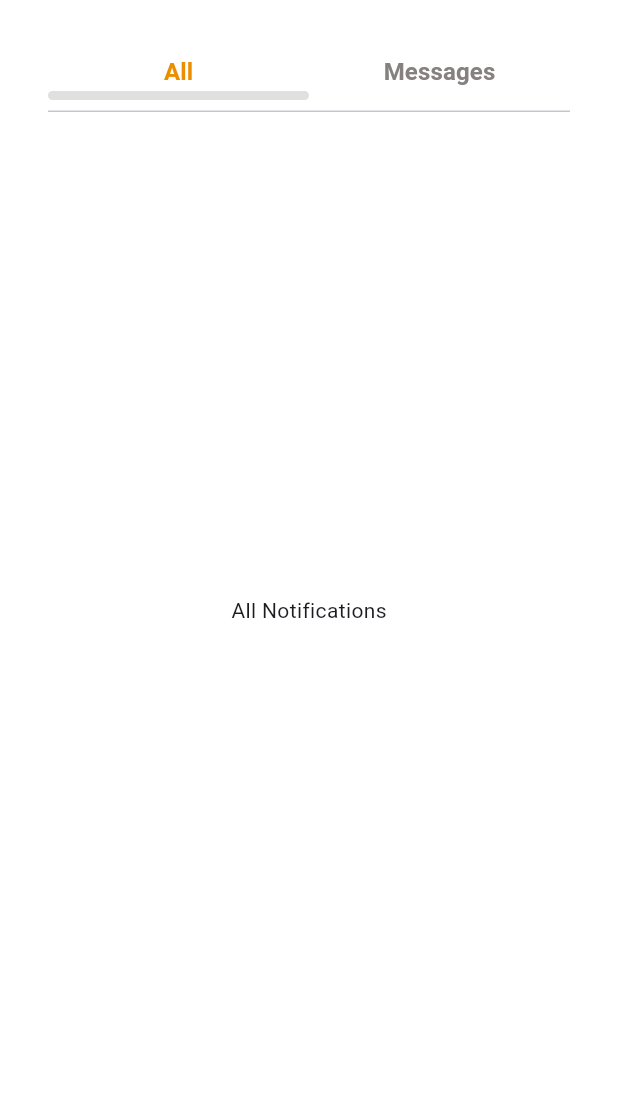
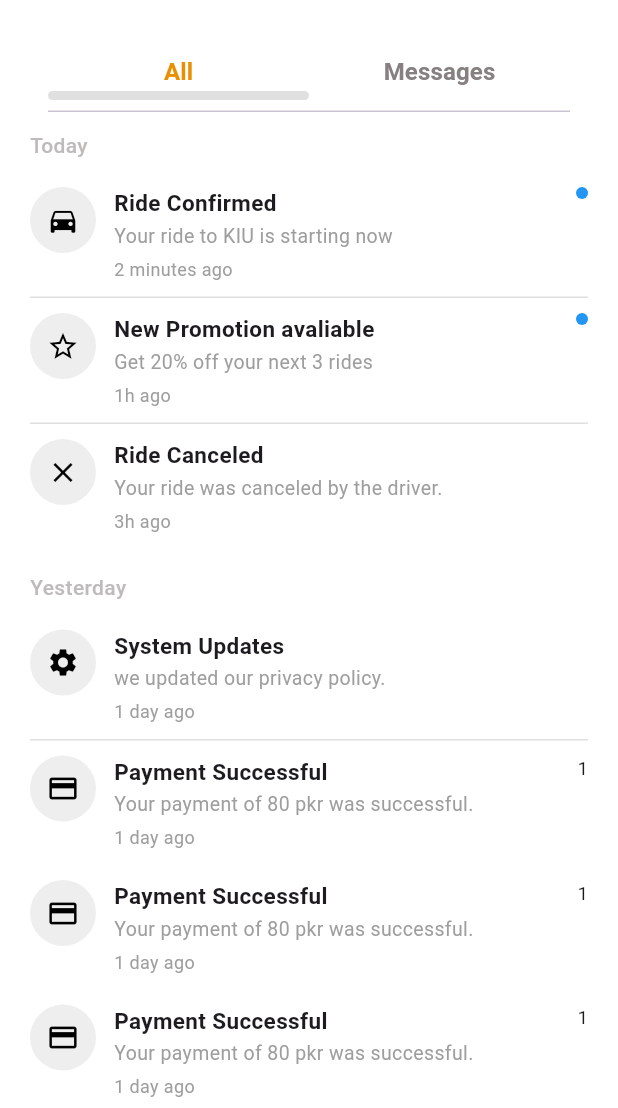
Before and after one commit to Qadreen-Ali/gb_ride, a Flutter app: the NotificationScreen screen opened by its route, on a phone screen of 412 x 824 dp, the part 128-1236 px from its top. Run offline on Flutter 3.47's test engine with Material 3 defaults, Android fonts, the phone set to English and light mode, and no system bars; our stand-ins replace firebase_core, flutter_map, flutter_typeahead, geocoding, geolocator, latlong2 and 1 more; missing offline and left inert: solar_icon_pack; accounts and stored records are empty.

Commit message:
added notification files in notifications

```diff
--- a/lib/main.dart
+++ b/lib/main.dart
@@ -3,7 +3,7 @@ import 'package:gb_ride/common/bottom_navbar.dart';
 // import 'package:gb_ride/setting/help_screen.dart';
 import 'package:gb_ride/setting/profile_screen.dart';
 import 'package:gb_ride/setting/setting_screen.dart';
-import 'package:gb_ride/view/auth/common/notification_screen.dart';
+import 'package:gb_ride/view/module/notifications/notification_screen.dart';
 // import 'package:gb_ride/setting/profile_screen.dart';
 import 'package:gb_ride/view/auth/login_screen.dart';
 import 'package:gb_ride/view/auth/otp_verification_screen.dart';
--- a/lib/utils/constants/color_string.dart
+++ b/lib/utils/constants/color_string.dart
@@ -19,4 +19,5 @@ class GBColor {
   static const Color yellow = Color(0xFFFFCC00);
   static const Color green = Color(0xFF319F43);
   static const Color textFieldText = Color(0xFF868080);
+  static const Color lightGrey = Color.fromARGB(255, 217, 217, 217);
 }
--- /dev/null
+++ b/lib/view/module/notifications/all_notifications_screen.dart
@@ -0,0 +1,131 @@
+import 'package:flutter/material.dart';
+import 'package:gb_ride/utils/constants/color_string.dart';
+import 'package:gb_ride/view/module/notifications/notification_tile.dart';
+
+class AllNotificationScreen extends StatelessWidget {
+  const AllNotificationScreen({super.key});
+
+  @override
+  Widget build(BuildContext context) {
+    return ListView(
+      padding: const EdgeInsets.symmetric(horizontal: 20, vertical: 12),
+      children: [
+        _sectionTitle('Today'),
+
+        const NotificationTile(
+          icon: Icons.directions_car,
+          title: "Ride Confirmed",
+          subtitle: 'Your ride to KIU is starting now',
+          time: '2 minutes ago',
+          unread: true,
+        ),
+
+        _divider(),
+        const NotificationTile(
+          icon: Icons.star_border,
+          title: 'New Promotion avaliable',
+          subtitle: 'Get 20% off your next 3 rides',
+          time: '1h ago',
+          unread: true,
+        ),
+
+        _divider(),
+
+        const NotificationTile(
+          icon: Icons.close,
+          title: 'Ride Canceled',
+          subtitle: 'Your ride was canceled by the driver.',
+          time: '3h ago',
+        ),
+
+        const SizedBox(height: 16),
+        _sectionTitle('Yesterday'),
+
+        const NotificationTile(
+          icon: Icons.settings,
+          title: 'System Updates',
+          subtitle: 'we updated our privacy policy.',
+          time: '1 day ago',
+        ),
+
+        _divider(),
+
+        const NotificationTile(
+          icon: Icons.credit_card,
+          title: 'Payment Successful',
+          subtitle: 'Your payment of 80 pkr was successful.',
+          time: '1 day ago',
+          trailingText: '1',
+        ),
+        const NotificationTile(
+          icon: Icons.credit_card,
+          title: 'Payment Successful',
+          subtitle: 'Your payment of 80 pkr was successful.',
+          time: '1 day ago',
+          trailingText: '1',
+        ),
+        const NotificationTile(
+          icon: Icons.credit_card,
+          title: 'Payment Successful',
+          subtitle: 'Your payment of 80 pkr was successful.',
+          time: '1 day ago',
+          trailingText: '1',
+        ),
+        const NotificationTile(
+          icon: Icons.credit_card,
+          title: 'Payment Successful',
+          subtitle: 'Your payment of 80 pkr was successful.',
+          time: '1 day ago',
+          trailingText: '1',
+        ),
+        const NotificationTile(
+          icon: Icons.credit_card,
+          title: 'Payment Successful',
+          subtitle: 'Your payment of 80 pkr was successful.',
+          time: '1 day ago',
+          trailingText: '1',
+        ),
+        const NotificationTile(
+          icon: Icons.credit_card,
+          title: 'Payment Successful',
+          subtitle: 'Your payment of 80 pkr was successful.',
+          time: '1 day ago',
+          trailingText: '1',
+        ),
+        const NotificationTile(
+          icon: Icons.credit_card,
+          title: 'Payment Successful',
+          subtitle: 'Your payment of 80 pkr was successful.',
+          time: '1 day ago',
+          trailingText: '1',
+        ),
+        const NotificationTile(
+          icon: Icons.credit_card,
+          title: 'Payment Successful',
+          subtitle: 'Your payment of 80 pkr was successful.',
+          time: '1 day ago',
+          trailingText: '1',
+        ),
+      ],
+    );
+  }
+  // ---------------- UI COMPONENTS ----------------
+
+  Widget _sectionTitle(String text) {
+    return Padding(
+      padding: const EdgeInsets.only(bottom: 8),
+      child: Text(
+        text,
+        style: const TextStyle(
+          fontSize: 14,
+          color: GBColor.lineColor,
+          fontWeight: FontWeight.w500,
+        ),
+      ),
+    );
+  }
+
+  Widget _divider() {
+    return Divider(height: 1, thickness: 1, color: Colors.grey.shade300);
+  }
+}
--- /dev/null
+++ b/lib/view/module/notifications/message_notifiactions_screen.dart
@@ -0,0 +1,64 @@
+import 'package:flutter/material.dart';
+import 'package:gb_ride/view/module/notifications/notification_tile.dart';
+
+class MessageNotificationsScreen extends StatelessWidget {
+  const MessageNotificationsScreen({super.key});
+
+  @override
+  Widget build(BuildContext context) {
+    return ListView(
+      padding: const EdgeInsets.symmetric(horizontal: 20, vertical: 12),
+      children: [
+        _sectionTitle('Today'),
+
+        const NotificationTile(
+          icon: Icons.chat_bubble_outline,
+          title: 'Driver Message',
+          subtitle: 'Your driver has arrived at pickup point.',
+          time: '1 min ago',
+          unread: true,
+        ),
+
+        _divider(),
+
+        const NotificationTile(
+          icon: Icons.chat_bubble_outline,
+          title: 'Driver Message',
+          subtitle: 'Please be ready, I am waiting outside.',
+          time: '10 min ago',
+          unread: true,
+        ),
+
+        const SizedBox(height: 16),
+        _sectionTitle('Yesterday'),
+
+        const NotificationTile(
+          icon: Icons.chat_bubble_outline,
+          title: 'Support Message',
+          subtitle: 'Your issue has been resolved successfully.',
+          time: '1 day ago',
+        ),
+      ],
+    );
+  }
+
+  // ---------------- UI COMPONENTS ----------------
+
+  Widget _sectionTitle(String text) {
+    return Padding(
+      padding: const EdgeInsets.only(bottom: 8),
+      child: Text(
+        text,
+        style: const TextStyle(
+          fontSize: 14,
+          color: Colors.grey,
+          fontWeight: FontWeight.w500,
+        ),
+      ),
+    );
+  }
+
+  Widget _divider() {
+    return Divider(height: 1, thickness: 1, color: Colors.grey.shade300);
+  }
+}
--- a/lib/view/auth/common/notification_screen.dart
+++ b/lib/view/module/notifications/notification_screen.dart
@@ -1,24 +1,12 @@
 import 'package:flutter/material.dart';
 import 'package:gb_ride/utils/constants/global_appbar.dart';
-// import 'package:gb_ride/utils/logger.dart';
 import 'package:gb_ride/utils/constants/color_string.dart';
+import 'package:gb_ride/view/module/notifications/all_notifications_screen.dart';
+import 'package:gb_ride/view/module/notifications/message_notifiactions_screen.dart';
 
-class NotificationScreen extends StatefulWidget {
+class NotificationScreen extends StatelessWidget {
   const NotificationScreen({super.key});
 
-  @override
-  State<NotificationScreen> createState() => _NotificationScreenState();
-}
-
-Widget _allNotifications() {
-  return const Center(child: Text('All Notifications'));
-}
-
-Widget _messagesNotifications() {
-  return const Center(child: Text('Messages Notifications'));
-}
-
-class _NotificationScreenState extends State<NotificationScreen> {
   @override
   Widget build(BuildContext context) {
     return DefaultTabController(
@@ -62,7 +50,10 @@ class _NotificationScreenState extends State<NotificationScreen> {
 
             Expanded(
               child: TabBarView(
-                children: [_allNotifications(), _messagesNotifications()],
+                children: [
+                  AllNotificationScreen(),
+                  MessageNotificationsScreen(),
+                ],
               ),
             ),
           ],
--- /dev/null
+++ b/lib/view/module/notifications/notification_tile.dart
@@ -0,0 +1,87 @@
+import 'package:flutter/material.dart';
+
+class NotificationTile extends StatelessWidget {
+  final IconData icon;
+  final String title;
+  final String subtitle;
+  final String time;
+  final bool unread;
+  final String? trailingText;
+
+  const NotificationTile({
+    super.key,
+    required this.icon,
+    required this.title,
+    required this.subtitle,
+    required this.time,
+    this.unread = false,
+    this.trailingText,
+  });
+
+  @override
+  Widget build(BuildContext context) {
+    return Padding(
+      padding: const EdgeInsets.symmetric(vertical: 10),
+      child: Row(
+        crossAxisAlignment: CrossAxisAlignment.start,
+        children: [
+          // Icon Circle
+          Container(
+            width: 44,
+            height: 44,
+            decoration: BoxDecoration(
+              color: Colors.grey.shade200,
+              shape: BoxShape.circle,
+            ),
+            child: Icon(icon, size: 22, color: Colors.black),
+          ),
+
+          const SizedBox(width: 12),
+
+          // Content
+          Expanded(
+            child: Column(
+              crossAxisAlignment: CrossAxisAlignment.start,
+              children: [
+                Text(
+                  title,
+                  style: const TextStyle(
+                    fontSize: 15,
+                    fontWeight: FontWeight.w600,
+                  ),
+                ),
+                const SizedBox(height: 2),
+                Text(
+                  subtitle,
+                  style: const TextStyle(fontSize: 13, color: Colors.grey),
+                ),
+                const SizedBox(height: 4),
+                Text(
+                  time,
+                  style: const TextStyle(fontSize: 12, color: Colors.grey),
+                ),
+              ],
+            ),
+          ),
+
+          // Right side indicator
+          if (unread)
+            Container(
+              width: 8,
+              height: 8,
+              decoration: const BoxDecoration(
+                color: Colors.blue,
+                shape: BoxShape.circle,
+              ),
+            ),
+
+          if (trailingText != null)
+            Padding(
+              padding: const EdgeInsets.only(left: 8),
+              child: Text(trailingText!, style: const TextStyle(fontSize: 12)),
+            ),
+        ],
+      ),
+    );
+  }
+}
```
